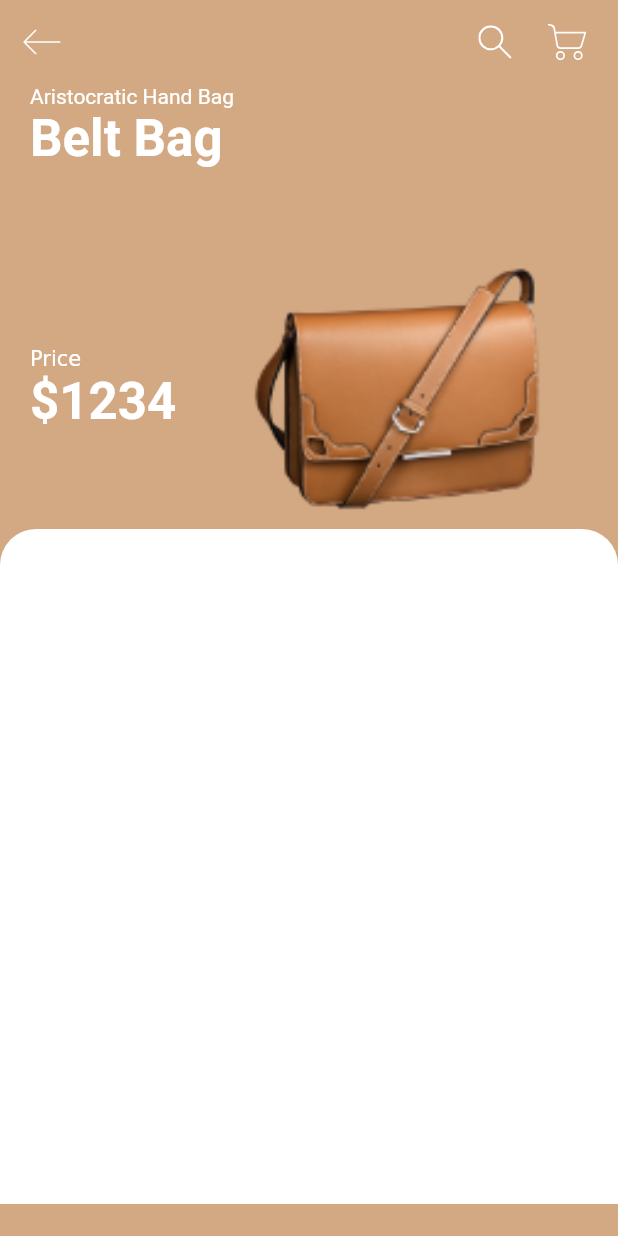
After one commit to giangphan11/Flutter-Challenge-Online-Shop-App, a Flutter app: the screen it shows after launch, after a tap on "Belt Bag", on a phone screen of 412 x 824 dp. The commit adds this screen. Run offline on Flutter 3.47's test engine with Material 2 defaults, Android fonts, the phone set to English and light mode, and no system bars; our stand-ins replace flutter_svg.

Commit message:
exec part Details product screen

```diff
--- a/lib/constants.dart
+++ b/lib/constants.dart
@@ -4,3 +4,5 @@ const kTextColor = Color(0xFF535353);
 const kTextLightColor = Color(0xFFACACAC);
 
 const kDefaultPadding = 20.0;
+
+const kBorderRadiusMain = 24.0;
--- /dev/null
+++ b/lib/screens/details/components/details_body.dart
@@ -0,0 +1,46 @@
+import 'package:flutter/material.dart';
+import 'package:flutter/widgets.dart';
+import 'package:onlineshop/models/Product.dart';
+import 'package:onlineshop/constants.dart';
+import 'product_title_with_image.dart';
+
+class DetailsBody extends StatelessWidget {
+  final Product? product;
+
+  const DetailsBody({Key? key, this.product}) : super(key: key);
+
+  @override
+  Widget build(BuildContext context) {
+    Size size = MediaQuery.of(context).size;
+    return SingleChildScrollView(
+      physics: const BouncingScrollPhysics(),
+      child: Column(
+        children: [
+          SizedBox(
+            height: size.height,
+            child: Stack(
+              children: [
+                buildContainer(context, size),
+                ProductTitleWithImage(product: product),
+              ],
+            ),
+          ),
+        ],
+      ),
+    );
+  }
+}
+
+Container buildContainer(BuildContext context, Size size){
+  return Container(
+    margin: EdgeInsets.only(top: size.height * 0.36),
+    height: 450,
+    decoration: const BoxDecoration(
+        color: Colors.white,
+        borderRadius: BorderRadius.only(
+            topLeft: Radius.circular(kBorderRadiusMain),
+            topRight: Radius.circular(kBorderRadiusMain)
+        )
+    ),
+  );
+}
--- /dev/null
+++ b/lib/screens/details/components/product_title_with_image.dart
@@ -0,0 +1,61 @@
+import 'package:flutter/material.dart';
+import 'package:onlineshop/constants.dart';
+import 'package:onlineshop/models/Product.dart';
+
+class ProductTitleWithImage extends StatelessWidget {
+  const ProductTitleWithImage({
+    Key? key,
+    required this.product,
+  }) : super(key: key);
+
+  final Product? product;
+
+  @override
+  Widget build(BuildContext context) {
+    return Padding(
+      padding: const EdgeInsets.symmetric(horizontal: kDefaultPadding),
+      child: Column(
+        crossAxisAlignment: CrossAxisAlignment.start,
+        children: [
+          const Text(
+            "Aristocratic Hand Bag",
+            style: TextStyle(
+                color: Colors.white
+            ),
+          ),
+          Text(
+            product!.title!,
+            style: Theme.of(context).textTheme.headline4?.copyWith(
+                color: Colors.white,
+                fontWeight: FontWeight.bold
+            ),
+          ),
+          const SizedBox(height: kDefaultPadding,),
+          Row(
+            children: [
+              RichText(
+                text: TextSpan(
+                    children: [
+                      const TextSpan(text: "Price\n"),
+                      TextSpan(
+                          text: "\$${product!.price}",
+                          style: Theme.of(context).textTheme.headline4?.copyWith(
+                              color: Colors.white,
+                              fontWeight: FontWeight.bold
+                          )
+                      )
+                    ]
+                ),
+              ),
+              const SizedBox(width: kDefaultPadding,),
+              Expanded(child: Image.asset(
+                  product!.image!,
+                  fit: BoxFit.fitWidth)
+              )
+            ],
+          )
+        ],
+      ),
+    );
+  }
+}
--- /dev/null
+++ b/lib/screens/details/details_screen.dart
@@ -0,0 +1,33 @@
+import 'package:flutter/material.dart';
+import 'package:flutter_svg/flutter_svg.dart';
+import 'package:onlineshop/constants.dart';
+import 'package:onlineshop/models/Product.dart';
+import 'package:onlineshop/screens/details/components/details_body.dart';
+
+class DetailsScreen extends StatelessWidget {
+  final Product? product;
+  const DetailsScreen({Key? key, this.product}) : super(key: key);
+
+
+  @override
+  Widget build(BuildContext context) {
+    return Scaffold(
+      backgroundColor: product!.color,
+      appBar: AppBar(
+        backgroundColor: product!.color,
+        elevation: 0,
+        leading: IconButton(onPressed: () => Navigator.pop(context),
+            icon: SvgPicture.asset("assets/icons/back.svg",
+              color: Colors.white,
+            )
+        ),
+        actions: [
+          IconButton(onPressed: (){}, icon: SvgPicture.asset("assets/icons/search.svg")),
+          IconButton(onPressed: (){}, icon: SvgPicture.asset("assets/icons/cart.svg")),
+          const SizedBox(width: kDefaultPadding/2)
+        ],
+      ),
+      body: DetailsBody(product: product,),
+    );
+  }
+}
--- a/lib/screens/home/components/body.dart
+++ b/lib/screens/home/components/body.dart
@@ -1,8 +1,10 @@
 import 'package:flutter/material.dart';
 import 'package:onlineshop/constants.dart';
 import 'package:onlineshop/models/Product.dart';
+import 'package:onlineshop/screens/details/details_screen.dart';
+
+import 'categories.dart';
 import 'item_card.dart';
-import 'categories.dart';
 
 class Body extends StatelessWidget {
   const Body({Key? key}) : super(key: key);
@@ -20,17 +22,26 @@ class Body extends StatelessWidget {
           ?.copyWith(fontWeight: FontWeight.bold)),
         ),
         const Categories(),
-        Expanded(child: Padding(
+        Expanded(
+            child: Padding(
           padding: const EdgeInsets.symmetric(horizontal: kDefaultPadding),
           child: GridView.builder(
-            itemCount: products.length,
+              itemCount: products.length,
               physics: const BouncingScrollPhysics(),
               gridDelegate: const SliverGridDelegateWithFixedCrossAxisCount(
                   crossAxisCount: 2,
                   crossAxisSpacing: kDefaultPadding,
                   mainAxisSpacing: kDefaultPadding,
                   childAspectRatio: 0.75),
-              itemBuilder: (context, index) => ItemCard(product: products[index],press: (){},)),
+              itemBuilder: (context, index) => ItemCard(
+                    product: products[index],
+                    press: () => Navigator.push(
+                        context,
+                        MaterialPageRoute(
+                            builder: (context) => DetailsScreen(
+                                  product: products[index],
+                                ))),
+                  )),
         ))
       ],
     );
--- a/lib/screens/home/components/item_card.dart
+++ b/lib/screens/home/components/item_card.dart
@@ -4,7 +4,7 @@ import 'package:onlineshop/constants.dart';
 
 class ItemCard extends StatelessWidget {
   final Product? product;
-  final Function? press;
+  final VoidCallback? press;
 
 
 
@@ -12,7 +12,9 @@ class ItemCard extends StatelessWidget {
 
   @override
   Widget build(BuildContext context) {
-    return Column(
+    return GestureDetector(
+      onTap: press,
+      child: Column(
         crossAxisAlignment: CrossAxisAlignment.start,
         children: [
           Expanded(
@@ -45,6 +47,7 @@ class ItemCard extends StatelessWidget {
             ),
           )
         ],
+      ),
     );
   }
 }
```
Lines whose indentation alone changed are shown as unchanged.
